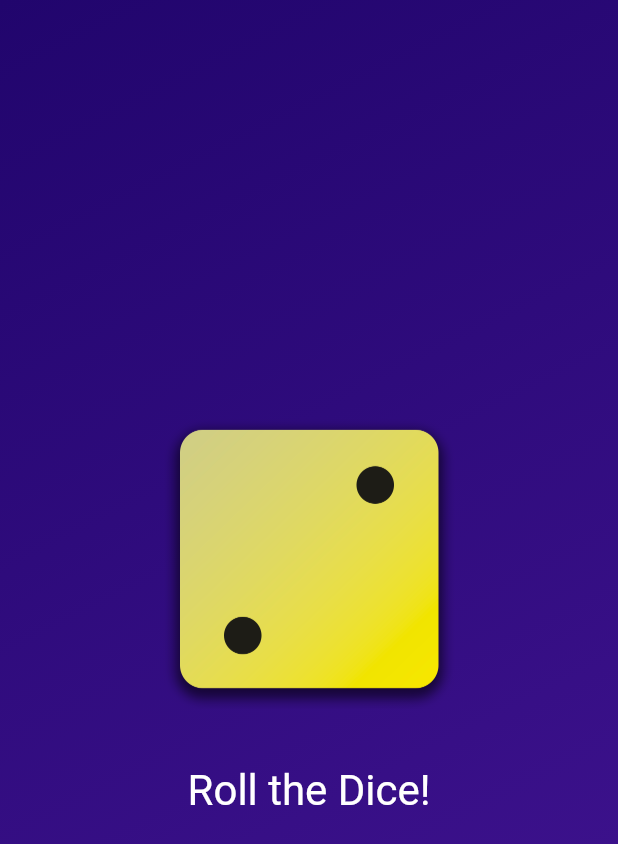
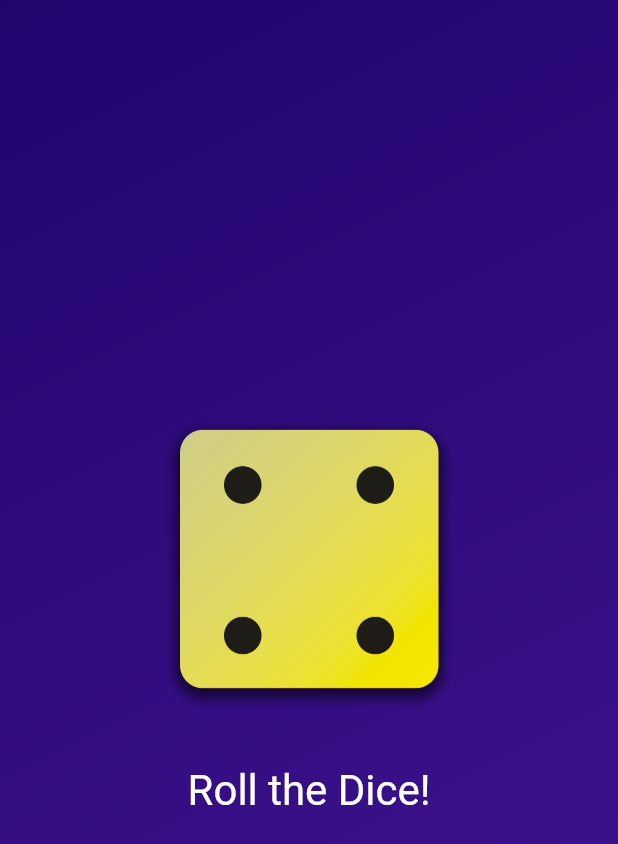
Before and after one commit to Masoud-z/Dice-Roller, a Flutter app: the screen it shows after launch, after a tap on "Roll the Dice!", on a phone screen of 412 x 824 dp. Shown: the top 844 px of the screen. Run offline on Flutter 3.47's test engine with Material 2 defaults, Android fonts, the phone set to English and light mode, and no system bars.

Commit message:
Add DiceRoller widget to handle dice and changing dice

```diff
--- /dev/null
+++ b/lib/dice_roller.dart
@@ -0,0 +1,43 @@
+import 'package:flutter/material.dart';
+
+class DiceRoller extends StatefulWidget {
+  const DiceRoller({super.key});
+
+  @override
+  State<DiceRoller> createState() {
+    return _DiceRollerState();
+  }
+}
+
+class _DiceRollerState extends State<DiceRoller> {
+  var activeDiceImage = 'assets/images/dice2.png';
+
+  void rollDice() {
+    setState(() {
+      activeDiceImage = 'assets/images/dice4.png';
+    });
+  }
+
+  @override
+  Widget build(context) {
+    return Column(
+      mainAxisSize: MainAxisSize.min,
+      children: [
+        Image.asset(
+          activeDiceImage,
+          width: 200,
+        ),
+        const SizedBox(
+          height: 30,
+        ),
+        TextButton(
+            onPressed: rollDice,
+            style: TextButton.styleFrom(
+              foregroundColor: Colors.white,
+              textStyle: const TextStyle(fontSize: 28),
+            ),
+            child: const Text('Roll the Dice!')),
+      ],
+    );
+  }
+}
--- a/lib/grandiant_container.dart
+++ b/lib/grandiant_container.dart
@@ -1,13 +1,15 @@
 import 'package:flutter/material.dart';
+
+import 'package:first_learning_app/dice_roller.dart';
 
 const startAlignment = Alignment.topLeft;
 const endAlignment = Alignment.bottomRight;
 
 class GradiantContainer extends StatelessWidget {
-  GradiantContainer(this.color1, this.color2,
+  const GradiantContainer(this.color1, this.color2,
       {super.key, required this.colors});
 
-  GradiantContainer.purple({super.key, required this.colors})
+  const GradiantContainer.purple({super.key, required this.colors})
       : color1 = Colors.deepPurple,
         color2 = Colors.indigo;
 
@@ -15,11 +17,7 @@ class GradiantContainer extends StatelessWidget {
   final Color color1;
   final Color color2;
 
-  var activeDiceImage = 'assets/images/dice2.png';
 
-  void rollDice() {
-    activeDiceImage = 'assets/images/dice4.png';
-  }
 
   @override
   Widget build(context) {
@@ -31,26 +29,8 @@ class GradiantContainer extends StatelessWidget {
           end: endAlignment,
         ),
       ),
-      child: Center(
-        child: Column(
-          mainAxisSize: MainAxisSize.min,
-          children: [
-            Image.asset(
-              activeDiceImage,
-              width: 200,
-            ),
-            const SizedBox(
-              height: 30,
-            ),
-            TextButton(
-                onPressed: rollDice,
-                style: TextButton.styleFrom(
-                  foregroundColor: Colors.white,
-                  textStyle: const TextStyle(fontSize: 28),
-                ),
-                child: const Text('Roll the Dice!')),
-          ],
-        ),
+      child: const Center(
+        child: DiceRoller(),
       ),
     );
   }
--- a/lib/main.dart
+++ b/lib/main.dart
@@ -4,13 +4,13 @@ import 'package:first_learning_app/grandiant_container.dart';
 
 void main() {
   runApp(
-    MaterialApp(
+    const MaterialApp(
       home: Scaffold(
         backgroundColor: Colors.white,
         body: GradiantContainer(
           Colors.deepPurple,
           Colors.indigo,
-          colors: const [
+          colors:[
             Color.fromARGB(255, 33, 5, 109),
             Color.fromARGB(255, 68, 21, 149),
           ],
```
